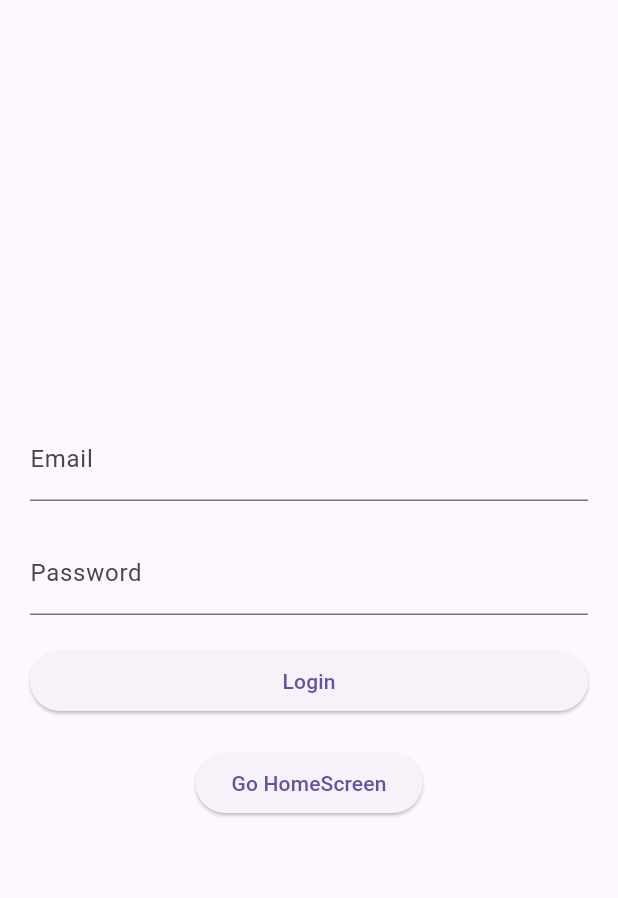
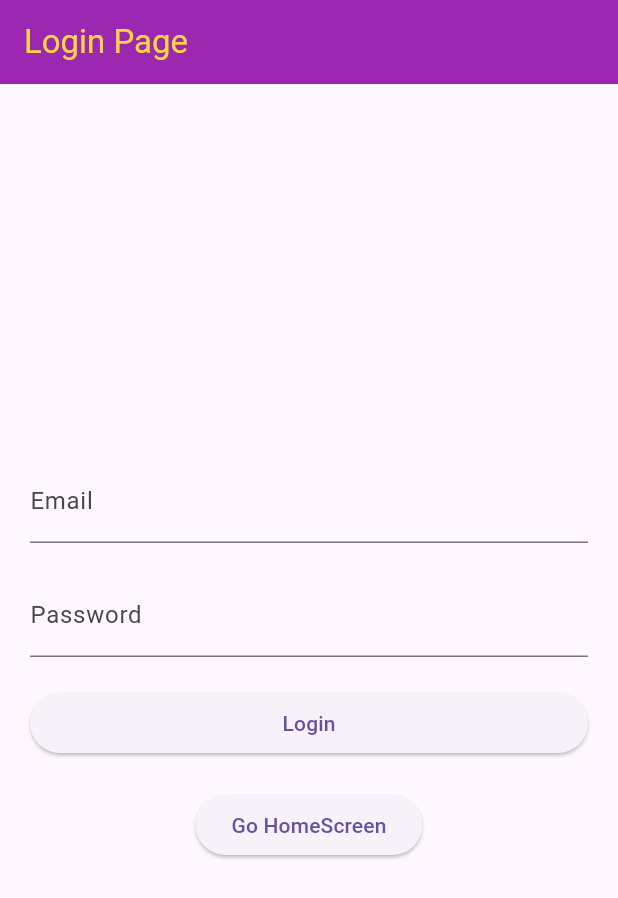
Before and after one commit to Yuslash/JourneyOfLevel-2, a Flutter app: the screen it shows after launch, after a tap on "To Login Page", on a phone screen of 412 x 824 dp. Shown: the top 898 px of the screen. Run offline on Flutter 3.47's test engine with Material 3 defaults, Android fonts, the phone set to English and light mode, and no system bars; missing offline and left inert: dart:ffi.

Commit message:
Next stf

```diff
--- a/Practice_ListViewBuilder/project/lib/main.dart
+++ b/Practice_ListViewBuilder/project/lib/main.dart
@@ -91,6 +91,10 @@ class LoginPage extends StatelessWidget {
     return MaterialApp(
       debugShowCheckedModeBanner: false,
       home: Scaffold(
+        appBar: AppBar(
+          title: const Text("Login Page", style: TextStyle(color: Colors.amberAccent),),
+          backgroundColor: Colors.purple,
+        ),
         body: Center(
           child: Column(
           mainAxisSize: MainAxisSize.min,
@@ -120,7 +124,9 @@ class LoginPage extends StatelessWidget {
             const SizedBox(height: 20),
             Padding(padding: const EdgeInsets.symmetric(horizontal: 20),
                child:  ElevatedButton(
-                  onPressed: () {},
+                  onPressed: () {
+                    Navigator.pop(context);
+                  },
                   child: const Text("Go HomeScreen"),
                 ),
               ),
```
